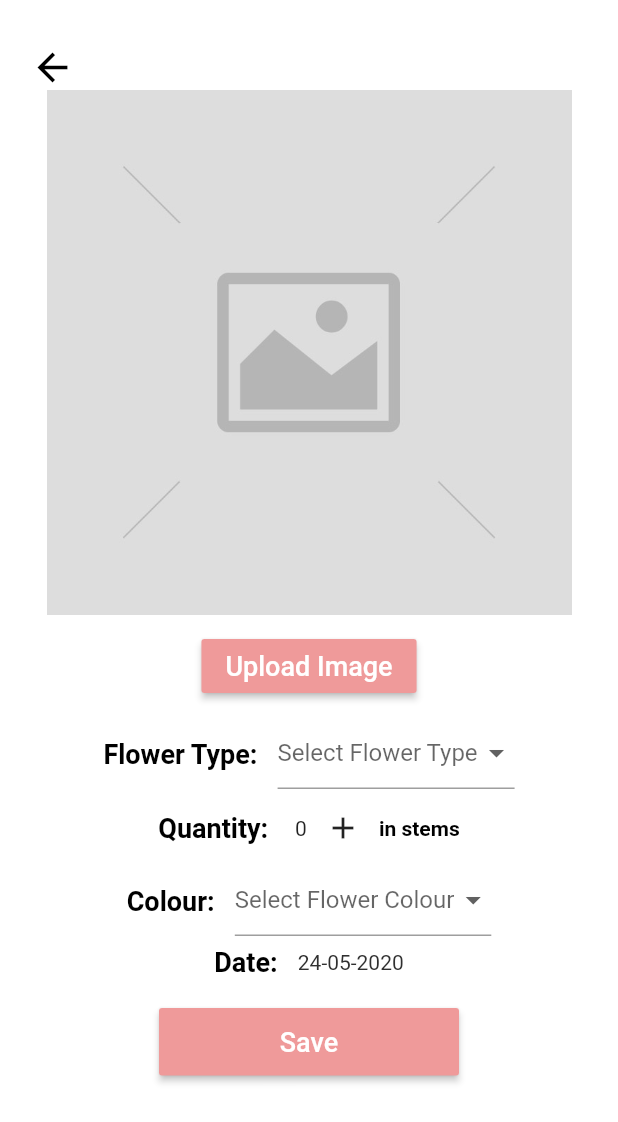
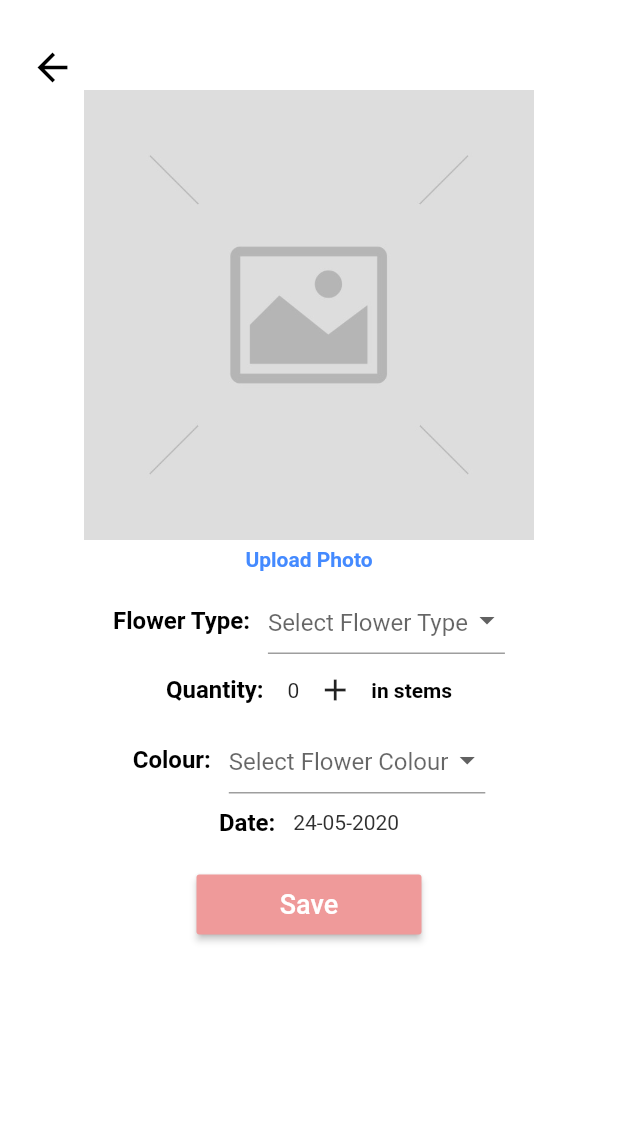
Before and after one commit to KaylaBailey8154/BloomApp, a Flutter app: the AddStock screen opened directly, on a phone screen of 412 x 824 dp. Shown: the top 1122 px of the screen. Run offline on Flutter 3.47's test engine with Material 2 defaults, Android fonts, the phone set to English and light mode, and no system bars; our stand-ins replace cloud_firestore, firebase_auth, firebase_storage, image_cropper, image_picker, transparent_image; accounts and stored records are empty.

Commit message:
updated supplier home screen UI and the add stock UI

```diff
--- a/lib/main.dart
+++ b/lib/main.dart
@@ -7,6 +7,8 @@ import 'package:bloomflutterapp/services/auth.dart';
 import 'package:flutter/material.dart';
 import 'package:provider/provider.dart';
 import 'models/user.dart';
+import 'screens/authenticate/buyer_register.dart';
+import 'screens/buyer/buyer_home.dart';
 import 'screens/supplier/supplier_home.dart';
 
 void main() {
@@ -28,8 +30,8 @@ class MyApp extends StatelessWidget {
         //home: SignIn(), //this would show the sign in screen
         //home: Register(), //this would show the register screen
          //home: ViewAllSuppliers(),  //shows all the suppliers (basic 'contact book')
-         home: Wrapper(), //this is the wrapper that defines whether a user is authorised or not and sends them either to the landing page or the sign in screen
-         //home: Home(),
+         //home: Wrapper(), //this is the wrapper that defines whether a user is authorised or not and sends them either to the landing page or the sign in screen
+         home: SupplierHome(),
       ),
     );
   }
--- a/lib/screens/buyer/buyer_home.dart
+++ b/lib/screens/buyer/buyer_home.dart
@@ -3,10 +3,12 @@ import 'package:bloomflutterapp/screens/stock/view_allstock.dart';
 import 'package:bloomflutterapp/screens/stock/view_mystock.dart';
 import 'package:bloomflutterapp/screens/supplier/view_allsuppliers.dart';
 import 'package:bloomflutterapp/services/auth.dart';
-import 'file:///C:/Bloom/lib/screens/supplier/update_supplierdetails.dart';
+
 import 'package:flutter/material.dart';
 
-class SupplierHome extends StatelessWidget {
+import '../supplier/update_supplierdetails.dart';
+
+class BuyerHome extends StatelessWidget {
   final AuthService _auth = AuthService();
 
   @override
--- a/lib/screens/stock/add_stock.dart
+++ b/lib/screens/stock/add_stock.dart
@@ -57,28 +57,26 @@ class _AddStockState extends State<AddStock>{
               ),
               Row(
                 mainAxisAlignment: MainAxisAlignment.center,
-                crossAxisAlignment: CrossAxisAlignment.start,
+                //crossAxisAlignment: CrossAxisAlignment.start,
                 children: <Widget>[
                   Image(
                     image: AssetImage('assets/imageplaceholder.jpg'),
                     width: 400,
-                    height: 350,
+                    height: 300,
                   ),
-
                   ],
               ),
-              SizedBox(height: 10,),
-              RaisedButton(
-                onPressed: (){
-                  Navigator.push(context, MaterialPageRoute(builder: (context)=> ImageCapture()));
-                },
-                color: Colors.red[200],
-                child: Text('Upload Image',
-                  style: TextStyle(
-                    color: Colors.white,
-                    fontSize: 18,
-                  ),
-                ),
+              SizedBox(height: 5,),
+              GestureDetector(
+                  child: Text("Upload Photo",
+                      style: TextStyle(
+                        fontSize: 14,
+                          fontWeight: FontWeight.bold,
+                          color: Colors.blueAccent)),
+                  onTap: () {
+                    Navigator.push(context, MaterialPageRoute(builder: (context)=> ImageCapture()));
+                    // do what you need to do when the text is gets clicked
+                  }
               ),
               SizedBox(height: 10,),
               Row(
@@ -89,12 +87,12 @@ class _AddStockState extends State<AddStock>{
                   style: TextStyle(
                     color: Colors.black,
                     fontWeight: FontWeight.bold,
-                    fontSize: 18,
+                    fontSize: 16,
               ),
             ),
                   Container(
                     width: 158,
-                    height: 50,
+                    height: 45,
                     child: DropdownButtonFormField<String>(
                       hint: Text("Select Flower Type"),
                       value:  null,
@@ -120,7 +118,7 @@ class _AddStockState extends State<AddStock>{
                     style: TextStyle(
                       color: Colors.black,
                       fontWeight: FontWeight.bold,
-                      fontSize: 18,
+                      fontSize: 16,
                     ),
                   ),
                   _itemCount!=0? new  IconButton(
@@ -152,12 +150,12 @@ class _AddStockState extends State<AddStock>{
                     style: TextStyle(
                       color: Colors.black,
                       fontWeight: FontWeight.bold,
-                      fontSize: 18,
+                      fontSize: 16,
                     ),
                   ),
                   Container(
                     width: 171,
-                    height: 50,
+                    height: 45,
                     child: DropdownButtonFormField<String>(
                         hint: Text("Select Flower Colour"),
                         value:  null,
@@ -174,7 +172,7 @@ class _AddStockState extends State<AddStock>{
                   ),
                 ],
               ),
-              SizedBox(height: 5,),
+              SizedBox(height: 10,),
               Row(
                 mainAxisAlignment: MainAxisAlignment.center,
                 children: <Widget>[
@@ -183,7 +181,7 @@ class _AddStockState extends State<AddStock>{
                     style: TextStyle(
                       color: Colors.black,
                       fontWeight: FontWeight.bold,
-                      fontSize: 18,
+                      fontSize: 16,
                     ),
                   ),
                   Text(
@@ -194,10 +192,10 @@ class _AddStockState extends State<AddStock>{
                   ),
                 ],
               ),
-              SizedBox(height: 20,),
+              SizedBox(height: 25,),
               SizedBox(
-                height: 45,
-                width: 200,
+                height: 40,
+                width: 150,
                   child: RaisedButton(
 
                     onPressed: () async {
--- a/lib/screens/supplier/view_allsuppliers.dart
+++ b/lib/screens/supplier/view_allsuppliers.dart
@@ -2,12 +2,13 @@ import 'package:bloomflutterapp/models/supplier.dart';
 import 'package:bloomflutterapp/screens/supplier/supplier_list.dart';
 import 'package:bloomflutterapp/services/auth.dart';
 import 'package:bloomflutterapp/services/database.dart';
-import 'file:///C:/Bloom/lib/screens/supplier/update_supplierdetails.dart';
+
 import 'package:flutter/material.dart';
 import 'package:provider/provider.dart';
 
 import '../stock/add_stock.dart';
 import '../stock/view_mystock.dart';
+import 'update_supplierdetails.dart';
 
 class ViewAllSuppliers extends StatelessWidget {
   final AuthService _auth = AuthService();
```
Also changed, not shown: lib/screens/supplier/supplier_home.dart (+34 -14 lines).
